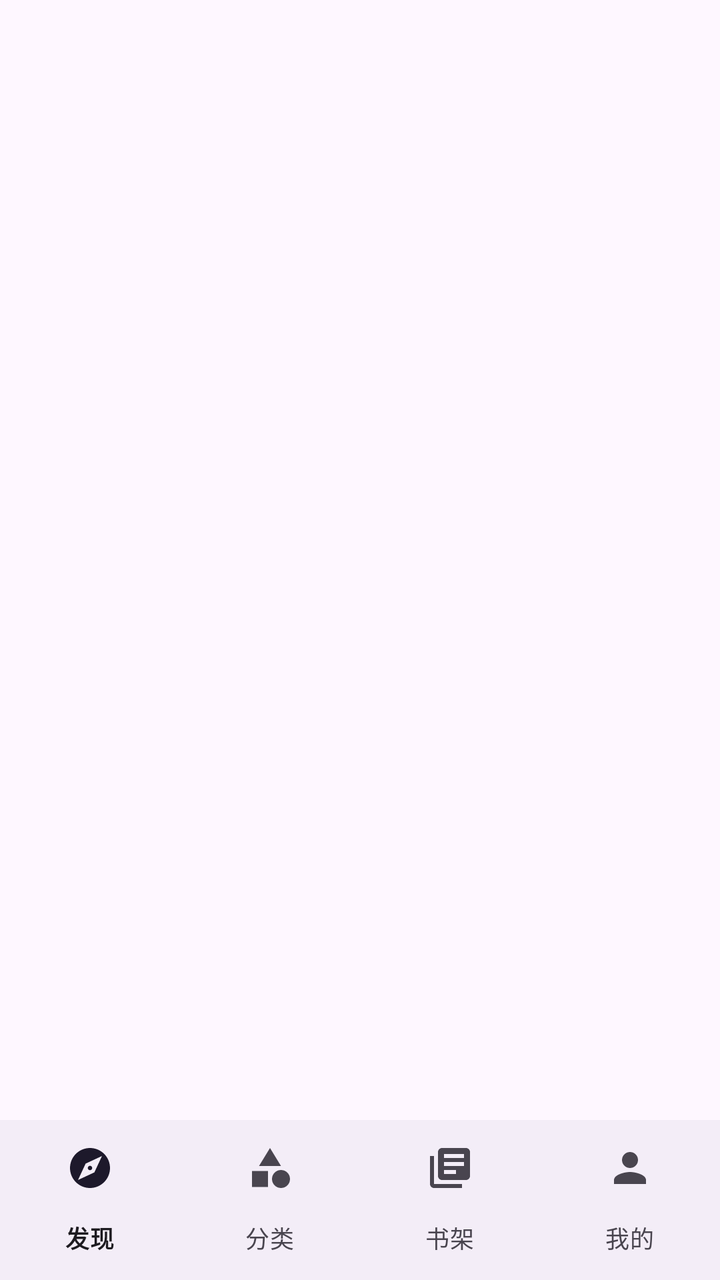
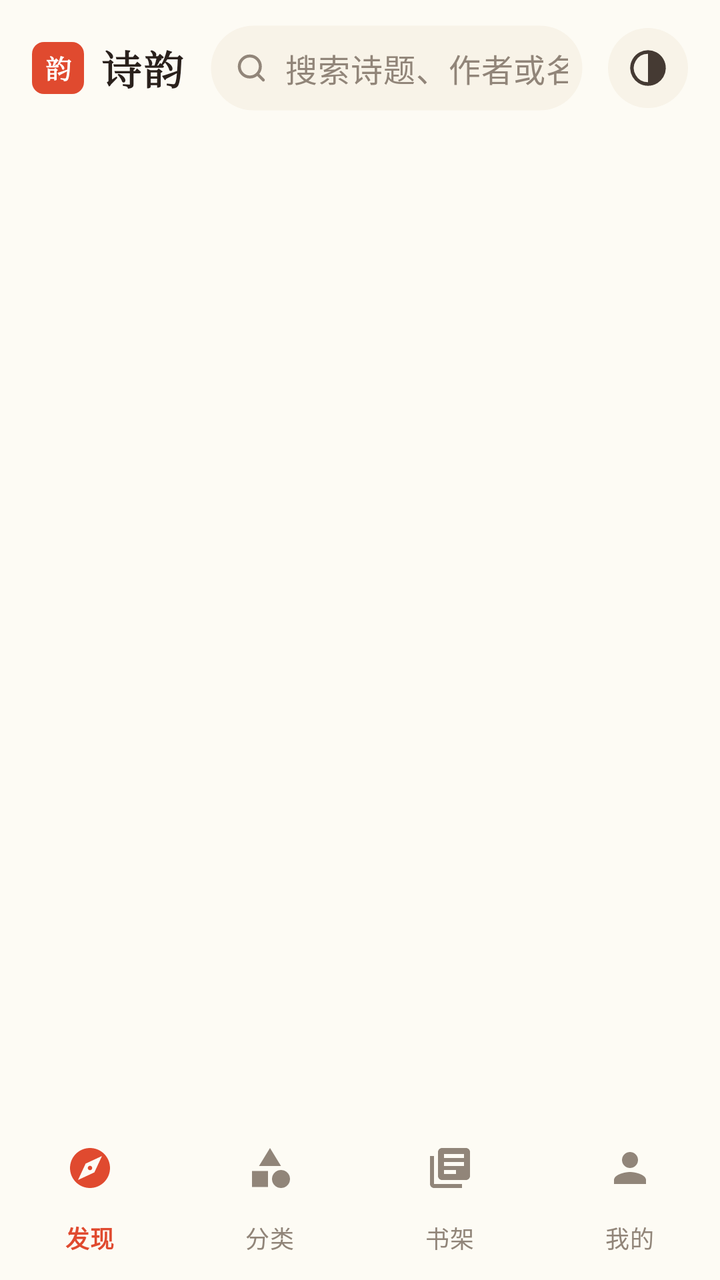

Two renders of the same Android screen: before a commit and after it. Below are the layout's source before the change and the commit's diff.
<!-- AndroidManifest.xml: activity theme Theme.Poetry -->
<!-- res/layout/activity_main.xml -->
<?xml version="1.0" encoding="utf-8"?>
<LinearLayout xmlns:android="http://schemas.android.com/apk/res/android"
    xmlns:app="http://schemas.android.com/apk/res-auto"
    android:layout_width="match_parent"
    android:layout_height="match_parent"
    android:orientation="vertical">

    <FrameLayout
        android:id="@+id/fragmentContainer"
        android:layout_width="match_parent"
        android:layout_height="0dp"
        android:layout_weight="1" />

    <com.google.android.material.bottomnavigation.BottomNavigationView
        android:id="@+id/bottomNav"
        android:layout_width="match_parent"
        android:layout_height="wrap_content"
        app:labelVisibilityMode="labeled"
        app:menu="@menu/bottom_nav_menu" />

</LinearLayout>
<!-- resources referenced by this layout -->
<resources>
  <style name="Theme.Poetry" parent="Theme.Material3.DayNight.NoActionBar" />
</resources>

<!-- the commit's change to res/layout/activity_main.xml (unified diff, before → after) -->
@@ -3,16 +3,153 @@
     xmlns:app="http://schemas.android.com/apk/res-auto"
     android:layout_width="match_parent"
     android:layout_height="match_parent"
+    android:background="@color/paper"
     android:orientation="vertical">
 
+    
+    <LinearLayout
+        android:layout_width="match_parent"
+        android:layout_height="wrap_content"
+        android:background="@color/paper"
+        android:gravity="center_vertical"
+        android:orientation="horizontal"
+        android:paddingStart="@dimen/space_4"
+        android:paddingTop="@dimen/space_3"
+        android:paddingEnd="@dimen/space_4"
+        android:paddingBottom="@dimen/space_2">
+
+        <TextView
+            android:id="@+id/brandSeal"
+            android:layout_width="@dimen/size_seal"
+            android:layout_height="@dimen/size_seal"
+            android:background="@drawable/bg_seal"
+            android:fontFamily="serif"
+            android:gravity="center"
+            android:text="@string/brand_seal"
+            android:textColor="@color/white"
+            android:textSize="13sp"
+            android:textStyle="bold" />
+
+        <TextView
+            android:id="@+id/brandName"
+            android:layout_width="wrap_content"
+            android:layout_height="wrap_content"
+            android:layout_marginStart="@dimen/space_2"
+            android:text="@string/brand_name"
+            android:textAppearance="@style/TextAppearance.Poetry.Brand" />
+
+        <LinearLayout
+            android:id="@+id/searchField"
+            android:layout_width="0dp"
+            android:layout_height="@dimen/size_search_height"
+            android:layout_marginStart="@dimen/space_3"
+            android:layout_marginEnd="@dimen/space_3"
+            android:layout_weight="1"
+            android:addStatesFromChildren="true"
+            android:background="@drawable/bg_search_field_selector"
+            android:gravity="center_vertical"
+            android:orientation="horizontal"
+            android:paddingStart="@dimen/space_3"
+            android:paddingEnd="@dimen/space_2">
+
+            <ImageView
+                android:layout_width="@dimen/size_brand_icon"
+                android:layout_height="@dimen/size_brand_icon"
+                android:contentDescription="@string/cd_search"
+                android:src="@drawable/ic_search"
+                app:tint="@color/ink_400" />
+
+            <EditText
+                android:id="@+id/searchInput"
+                android:layout_width="0dp"
+                android:layout_height="match_parent"
+                android:layout_marginStart="@dimen/space_2"
+                android:layout_weight="1"
+                android:autofillHints="username"
+                android:background="@android:color/transparent"
+                android:hint="@string/search_hint"
+                android:imeOptions="actionSearch"
+                android:inputType="text"
+                android:maxLines="1"
+                android:textAppearance="@style/TextAppearance.Poetry.Body"
+                android:textColorHint="@color/ink_400" />
+
+            <ImageButton
+                android:id="@+id/searchClear"
+                android:layout_width="24dp"
+                android:layout_height="24dp"
+                android:background="@android:color/transparent"
+                android:contentDescription="@string/cd_clear"
+                android:src="@drawable/ic_close"
+                android:tint="@color/ink_400"
+                android:visibility="gone" />
+        </LinearLayout>
+
+        <ImageButton
+            android:id="@+id/themeButton"
+            style="@style/Widget.Poetry.IconButton"
+            android:layout_width="@dimen/size_icon_button"
+            android:layout_height="@dimen/size_icon_button"
+            android:contentDescription="@string/cd_theme"
+            android:src="@drawable/ic_theme" />
+    </LinearLayout>
+
+    
+    <LinearLayout
+        android:id="@+id/searchPanel"
+        android:layout_width="match_parent"
+        android:layout_height="wrap_content"
+        android:background="@color/surface_1"
+        android:orientation="vertical"
+        android:paddingStart="@dimen/space_4"
+        android:paddingTop="@dimen/space_3"
+        android:paddingEnd="@dimen/space_4"
+        android:paddingBottom="@dimen/space_4"
+        android:visibility="gone">
+
+        <TextView
+            android:id="@+id/panelTitle"
+            android:layout_width="wrap_content"
+            android:layout_height="wrap_content"
+            android:text="@string/hot_search"
+            android:textAppearance="@style/TextAppearance.Poetry.Caption" />
+
+        <com.google.android.material.chip.ChipGroup
+            android:id="@+id/hotChips"
+            android:layout_width="match_parent"
+            android:layout_height="wrap_content"
+            android:layout_marginTop="@dimen/space_2"
+            app:chipSpacingHorizontal="@dimen/space_2" />
+
+        <androidx.recyclerview.widget.RecyclerView
+            android:id="@+id/searchResults"
+            android:layout_width="match_parent"
+            android:layout_height="wrap_content"
+            android:layout_marginTop="@dimen/space_2"
+            android:overScrollMode="never" />
+
+        <TextView
+            android:id="@+id/searchEmpty"
+            android:layout_width="match_parent"
+            android:layout_height="wrap_content"
+            android:gravity="center"
+            android:padding="@dimen/space_6"
+            android:text="@string/search_no_match"
+            android:textAppearance="@style/TextAppearance.Poetry.Caption"
+            android:visibility="gone" />
+    </LinearLayout>
+
+    
     <FrameLayout
         android:id="@+id/fragmentContainer"
         android:layout_width="match_parent"
         android:layout_height="0dp"
         android:layout_weight="1" />
 
+    
     <com.google.android.material.bottomnavigation.BottomNavigationView
         android:id="@+id/bottomNav"
+        style="@style/Widget.Poetry.BottomNav"
         android:layout_width="match_parent"
         android:layout_height="wrap_content"
         app:labelVisibilityMode="labeled"
<!-- resource entries referenced after the edit -->
@@ -1,5 +1,179 @@
 <!-- resources referenced by this layout -->
 <resources>
-  <style name="Theme.Poetry" parent="Theme.Material3.DayNight.NoActionBar" />
+  <color name="ink_400">#FF918579</color>
+  <color name="paper">#FFFDFBF4</color>
+  <color name="surface_1">#FFFFFDF9</color>
+  <color name="white">#FFFFFFFF</color>
+  <dimen name="size_brand_icon">18dp</dimen>
+  <dimen name="size_icon_button">40dp</dimen>
+  <dimen name="size_seal">26dp</dimen>
+  <dimen name="size_search_height">44dp</dimen>
+  <dimen name="space_2">8dp</dimen>
+  <dimen name="space_3">12dp</dimen>
+  <dimen name="space_4">16dp</dimen>
+  <dimen name="space_6">24dp</dimen>
+  <!-- drawable bg_seal (drawable) -->
+  <?xml version="1.0" encoding="utf-8"?>
+  <shape xmlns:android="http://schemas.android.com/apk/res/android"
+      android:shape="rectangle">
+      <corners android:radius="6dp" />
+      <solid android:color="@color/color_primary" />
+  </shape>
+  <!-- drawable bg_search_field_selector (drawable) -->
+  <?xml version="1.0" encoding="utf-8"?>
+  <selector xmlns:android="http://schemas.android.com/apk/res/android">
+      <item android:drawable="@drawable/bg_search_field_focused" android:state_focused="true" />
+      <item android:drawable="@drawable/bg_search_field" />
+  </selector>
+  <!-- drawable ic_close (drawable) -->
+  <vector xmlns:android="http://schemas.android.com/apk/res/android"
+      android:width="24dp"
+      android:height="24dp"
+      android:viewportWidth="24"
+      android:viewportHeight="24">
+      <path
+          android:fillColor="@android:color/transparent"
+          android:pathData="M6,6L18,18"
+          android:strokeWidth="2"
+          android:strokeColor="#FF000000"
+          android:strokeLineCap="round" />
+      <path
+          android:fillColor="@android:color/transparent"
+          android:pathData="M18,6L6,18"
+          android:strokeWidth="2"
+          android:strokeColor="#FF000000"
+          android:strokeLineCap="round" />
+  </vector>
+  <!-- drawable ic_search (drawable) -->
+  <vector xmlns:android="http://schemas.android.com/apk/res/android"
+      android:width="24dp"
+      android:height="24dp"
+      android:viewportWidth="24"
+      android:viewportHeight="24">
+      <path
+          android:fillColor="@android:color/transparent"
+          android:pathData="M11,11m-7,0a7,7 0,1 1,14 0a7,7 0,1 1,-14 0"
+          android:strokeWidth="2"
+          android:strokeColor="#FF000000"
+          android:strokeLineCap="round" />
+      <path
+          android:fillColor="@android:color/transparent"
+          android:pathData="M20,20L16.5,16.5"
+          android:strokeWidth="2"
+          android:strokeColor="#FF000000"
+          android:strokeLineCap="round" />
+  </vector>
+  <!-- drawable ic_theme (drawable) -->
+  <vector xmlns:android="http://schemas.android.com/apk/res/android"
+      android:width="24dp"
+      android:height="24dp"
+      android:viewportWidth="24"
+      android:viewportHeight="24">
+      <path
+          android:fillColor="@android:color/transparent"
+          android:pathData="M12,4a8,8 0,1 1,-0.01,0"
+          android:strokeWidth="1.8"
+          android:strokeColor="#FF000000" />
+      <path
+          android:fillColor="#FF000000"
+          android:pathData="M12,4a8,8 0,0 1,0 16z" />
+  </vector>
+  <string name="brand_name">诗韵</string>
+  <string name="brand_seal">韵</string>
+  <string name="cd_clear">清空</string>
+  <string name="cd_search">搜索诗词</string>
+  <string name="cd_theme">切换深浅色</string>
+  <string name="hot_search">热门搜索</string>
+  <string name="search_hint">搜索诗题、作者或名句</string>
+  <string name="search_no_match">没有匹配的作品</string>
+  <style name="TextAppearance.Poetry.Body" parent="TextAppearance.Material3.BodyMedium">
+          <item name="android:textSize">@dimen/text_base</item>
+          <item name="android:textColor">@color/ink_700</item>
+          <item name="android:lineSpacingExtra">@dimen/line_spacing_body</item>
+      </style>
+  <style name="TextAppearance.Poetry.Brand" parent="TextAppearance.Material3.TitleMedium">
+          <item name="android:textSize">@dimen/text_lg</item>
+          <item name="android:fontFamily">serif</item>
+          <item name="fontFamily">serif</item>
+          <item name="android:textStyle">bold</item>
+          <item name="android:textColor">@color/ink_900</item>
+          <item name="android:letterSpacing">0.06</item>
+      </style>
+  <style name="TextAppearance.Poetry.Caption" parent="TextAppearance.Material3.BodySmall">
+          <item name="android:textSize">@dimen/text_xs</item>
+          <item name="android:textColor">@color/ink_500</item>
+      </style>
+  <style name="Widget.Poetry.BottomNav" parent="Widget.Material3.BottomNavigationView">
+          <item name="itemIconTint">@color/nav_item_color</item>
+          <item name="itemTextColor">@color/nav_item_color</item>
+          <item name="itemRippleColor">@color/zhuhong_100</item>
+          <item name="android:background">@color/paper</item>
+          <item name="elevation">0dp</item>
+      </style>
+  <style name="Widget.Poetry.IconButton" parent="android:Widget.ImageButton">
+          <item name="android:background">@drawable/bg_icon_button</item>
+          <item name="android:tint">@color/ink_700</item>
+          <item name="android:contentDescription">@string/cd_theme</item>
+      </style>
+  <style name="Theme.Poetry" parent="Theme.Material3.DayNight.NoActionBar">
+          <item name="colorPrimary">@color/color_primary</item>
+          <item name="colorOnPrimary">@color/on_primary</item>
+          <item name="colorSecondary">@color/color_accent</item>
+          <item name="colorOnSecondary">@color/on_primary</item>
+          <item name="colorSurface">@color/surface_1</item>
+          <item name="colorOnSurface">@color/ink_900</item>
+          <item name="colorSurfaceVariant">@color/surface_2</item>
+          <item name="colorOnSurfaceVariant">@color/ink_500</item>
+          <item name="colorOutline">@color/line</item>
+          <item name="android:colorBackground">@color/paper</item>
+          <item name="android:textColorPrimary">@color/ink_900</item>
+          <item name="android:textColorSecondary">@color/ink_500</item>
+          <item name="android:statusBarColor">@color/paper</item>
+          <item name="android:navigationBarColor">@color/paper</item>
+          <item name="android:windowLightStatusBar">true</item>
+          <item name="android:windowBackground">@color/paper</item>
+      </style>
+  <color name="color_primary">@color/zhuhong_500</color>
+  <!-- drawable bg_search_field_focused (drawable) -->
+  <?xml version="1.0" encoding="utf-8"?>
+  <shape xmlns:android="http://schemas.android.com/apk/res/android"
+      android:shape="rectangle">
+      <corners android:radius="@dimen/radius_full" />
+      <solid android:color="@color/surface_1" />
+      <stroke
+          android:width="1.5dp"
+          android:color="@color/color_primary" />
+  </shape>
+  <!-- drawable bg_search_field (drawable) -->
+  <?xml version="1.0" encoding="utf-8"?>
+  <shape xmlns:android="http://schemas.android.com/apk/res/android"
+      android:shape="rectangle">
+      <corners android:radius="@dimen/radius_full" />
+      <solid android:color="@color/surface_2" />
+      <stroke
+          android:width="1.5dp"
+          android:color="@android:color/transparent" />
+  </shape>
+  <dimen name="text_base">16sp</dimen>
+  <color name="ink_700">#FF453A33</color>
+  <dimen name="line_spacing_body">4dp</dimen>
+  <dimen name="text_lg">20sp</dimen>
+  <color name="ink_900">#FF2A211C</color>
+  <dimen name="text_xs">12sp</dimen>
+  <color name="ink_500">#FF6D625B</color>
+  <color name="zhuhong_100">#FFFBE6E2</color>
+  <!-- drawable bg_icon_button (drawable) -->
+  <?xml version="1.0" encoding="utf-8"?>
+  <shape xmlns:android="http://schemas.android.com/apk/res/android"
+      android:shape="oval">
+      <solid android:color="@color/surface_2" />
+  </shape>
+  <color name="on_primary">#FFFFFFFF</color>
+  <color name="color_accent">@color/shiqing_500</color>
+  <color name="surface_2">#FFF8F3E8</color>
+  <color name="line">#FFE6DFD8</color>
+  <color name="zhuhong_500">#FFE04A2F</color>
+  <dimen name="radius_full">999dp</dimen>
+  <color name="shiqing_500">#FF3D86A8</color>
 </resources>
 
